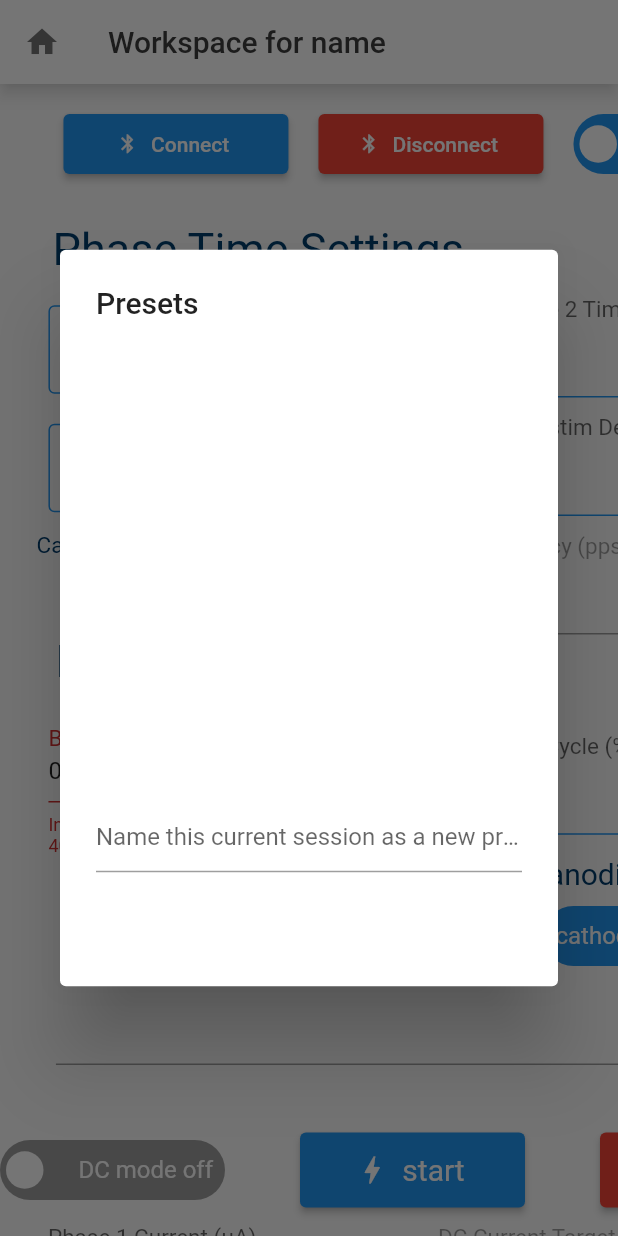
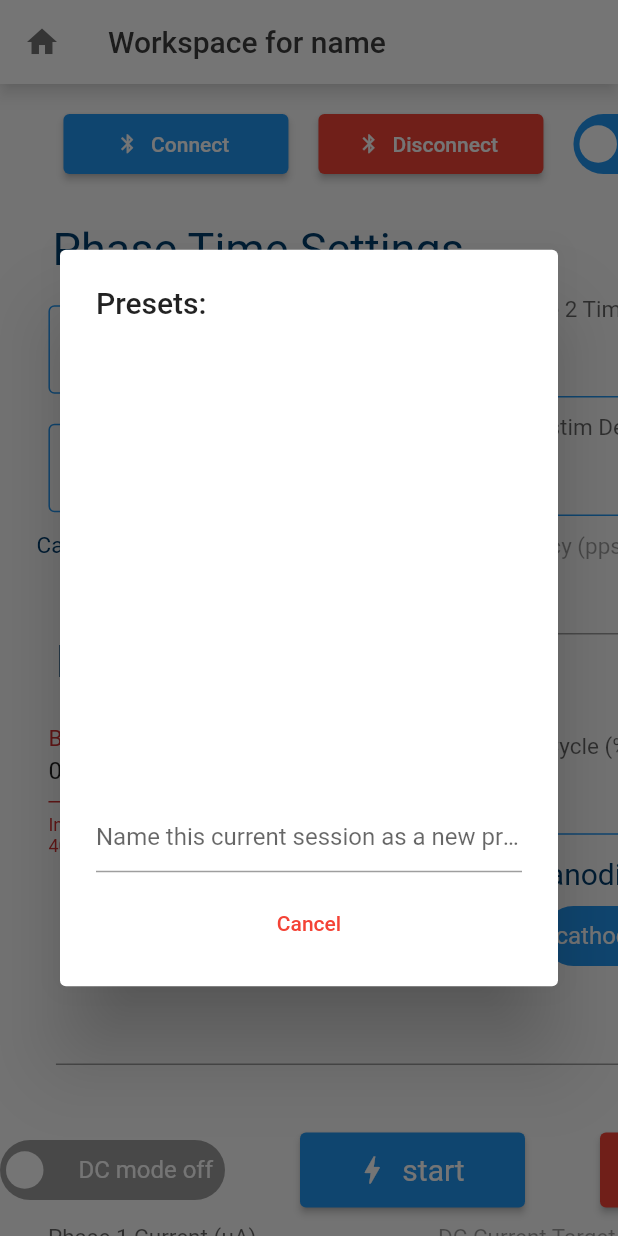
Before and after one commit to UNSW-Neural-Stimulator/neural_stimulator_gui_2022, a Flutter app: the screen it shows after launch, after a tap on "Presets", on a phone screen of 412 x 824 dp. Run offline on Flutter 3.47's test engine with Material 2 defaults, Android fonts, the phone set to English and light mode, and no system bars; drawn by our look-alikes of flutter_switch; our stand-ins replace google_fonts, localstorage; missing offline and left inert: dart:ffi, win_ble.

Commit message:
Added cancel button for presets pop up

```diff
--- a/neurostimulator_app/lib/persistance/presetList.dart
+++ b/neurostimulator_app/lib/persistance/presetList.dart
@@ -70,6 +70,10 @@ class _presetContainer extends State<presetContainer> {
           SizedBox(
             height: 10,
           ),
+          TextButton(
+                child: Text("Cancel", style: TextStyle(color: Colors.red),),
+                onPressed: () => Navigator.pop(context),
+          )
         ]),
       ),
     ]);
--- a/neurostimulator_app/lib/workspace_widgets/left_side_workspace_widgets.dart
+++ b/neurostimulator_app/lib/workspace_widgets/left_side_workspace_widgets.dart
@@ -470,7 +470,7 @@ class _leftTextFieldsState extends State<leftTextFields> {
                     context: context,
                     builder: (BuildContext context) {
                       return AlertDialog(
-                          title: Text('Presets'),
+                          title: Text('Presets: '),
                           content:
                                 presetContainer(),
 
```
